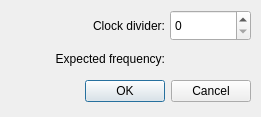
Before: the Qt Designer form src/dividerdialog.ui in bloguetronica/cp2130-com, drawn with Qt 5.
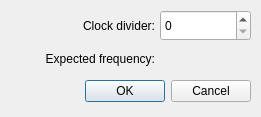
After: the same form once the commit is applied. Icons and pictures are not drawn.

Patch:
```diff
--- a/src/dividerdialog.ui
+++ b/src/dividerdialog.ui
@@ -60,7 +60,7 @@
     <rect>
      <x>10</x>
      <y>17</y>
-     <width>155</width>
+     <width>145</width>
      <height>17</height>
     </rect>
    </property>
@@ -74,9 +74,9 @@
   <widget class="QSpinBox" name="spinBoxClockDivider">
    <property name="geometry">
     <rect>
-     <x>170</x>
+     <x>160</x>
      <y>10</y>
-     <width>81</width>
+     <width>91</width>
      <height>31</height>
     </rect>
    </property>
@@ -92,7 +92,7 @@
     <rect>
      <x>10</x>
      <y>50</y>
-     <width>155</width>
+     <width>145</width>
      <height>17</height>
     </rect>
    </property>
@@ -106,9 +106,9 @@
   <widget class="QLabel" name="labelExpectedFrequencyValue">
    <property name="geometry">
     <rect>
-     <x>170</x>
+     <x>160</x>
      <y>50</y>
-     <width>81</width>
+     <width>91</width>
      <height>17</height>
     </rect>
    </property>
```
Left out of the diff: 16 changed lines with no effect on the pictures.
